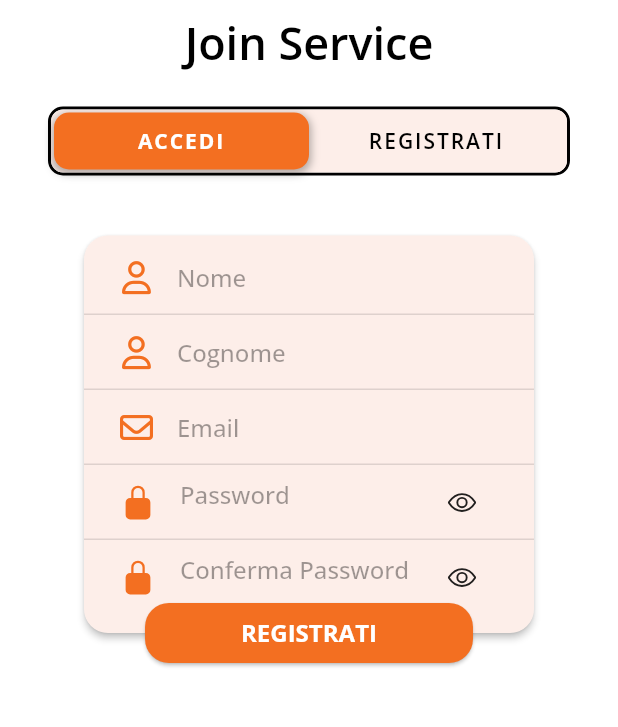
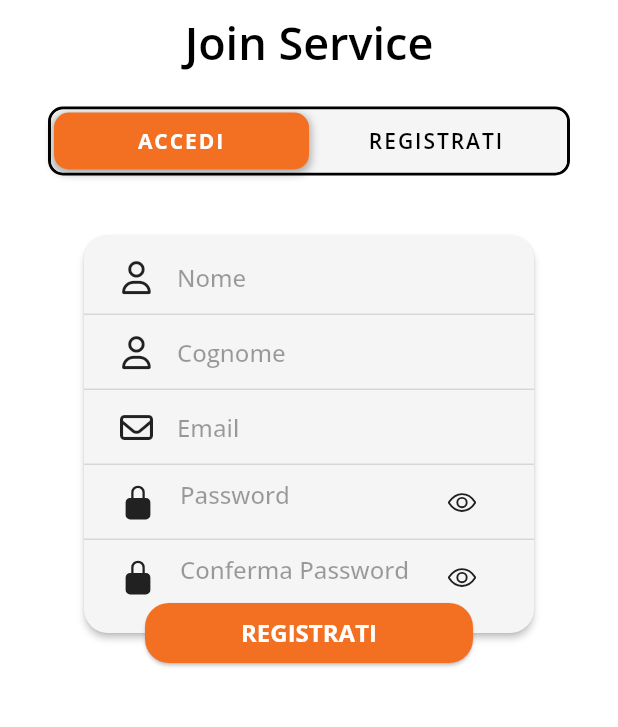
Before and after one commit to ilCatta/qualita, a Flutter app: the screen it shows after launch, swiped to page 2, on a phone screen of 412 x 824 dp, the part 225-952 px from its top. Run offline on Flutter 3.47's test engine with Material 2 defaults, Android fonts, the phone set to English and light mode, and no system bars; drawn by our look-alikes of auto_size_text, custom_sliding_segmented_control; our stand-ins replace adaptive_theme, dropdown_button2, eva_icons_flutter, font_awesome_flutter, go_router, ionicons; missing offline and left inert: mobile_scanner; project files that could hold a hidden picture were left out.

Commit message:
Login page up

```diff
--- a/lib/pages/login/login_page.dart
+++ b/lib/pages/login/login_page.dart
@@ -1,7 +1,6 @@
 import 'package:auto_size_text/auto_size_text.dart';
 import 'package:custom_sliding_segmented_control/custom_sliding_segmented_control.dart';
 import 'package:flutter/material.dart';
-import 'package:go_router/go_router.dart';
 import 'package:qualita/pages/login/login_accedi.dart';
 import 'package:qualita/pages/login/login_registrati.dart';
 
@@ -101,7 +100,7 @@ class _LoginPageState extends State<LoginPage> {
         height: 38,
         innerPadding: EdgeInsets.all(2),
         decoration: BoxDecoration(
-          color: Color(0xFFFDEEE9),
+          color: Colors.grey.shade100,
           borderRadius: BorderRadius.circular(8),
         ),
         thumbDecoration: BoxDecoration(
--- a/lib/pages/login/login_registrati.dart
+++ b/lib/pages/login/login_registrati.dart
@@ -51,8 +51,8 @@ class _LoginRegistratiState extends State<LoginRegistrati> {
         padding: EdgeInsets.only(bottom: 20.0),
         child: Card(
           elevation: 2,
-          color: Color(0xFFFDEEE9),
-          surfaceTintColor: Color(0xFFFDEEE9),
+          color: Colors.grey.shade100,
+          surfaceTintColor: Colors.grey.shade100,
           shape: RoundedRectangleBorder(borderRadius: BorderRadius.circular(16)),
           child: Container(
             padding: EdgeInsets.only(top: 3.0, bottom: 12.0),
@@ -84,7 +84,7 @@ class _LoginRegistratiState extends State<LoginRegistrati> {
           },
           keyboardType: TextInputType.text,
           textCapitalization: TextCapitalization.words,
-          style: const TextStyle(
+          style: TextStyle(
             color: Colors.black,
             fontSize: 16,
           ),
@@ -94,7 +94,7 @@ class _LoginRegistratiState extends State<LoginRegistrati> {
               hintStyle: TextStyle(fontSize: 16, color: Colors.black38),
               icon: Icon(
                 FontAwesomeIcons.user,
-                color: Color(0xFFF36F21),
+                color: Colors.black87,
                 size: 22,
               )),
         ),
@@ -119,7 +119,7 @@ class _LoginRegistratiState extends State<LoginRegistrati> {
               hintStyle: TextStyle(fontSize: 16, color: Colors.black38),
               icon: Icon(
                 FontAwesomeIcons.user,
-                color: Color(0xFFF36F21),
+                color: Colors.black87,
                 size: 22,
               )),
         ),
@@ -143,7 +143,7 @@ class _LoginRegistratiState extends State<LoginRegistrati> {
               hintStyle: TextStyle(fontSize: 16, color: Colors.black38),
               icon: Icon(
                 FontAwesomeIcons.envelope,
-                color: Color(0xFFF36F21),
+                color: Colors.black87,
                 size: 22,
               )),
         ),
@@ -167,7 +167,7 @@ class _LoginRegistratiState extends State<LoginRegistrati> {
               hintStyle: TextStyle(fontSize: 16, color: Colors.black38),
               icon: Icon(
                 Ionicons.lock_closed,
-                color: Color(0xFFF36F21),
+                color: Colors.black87,
                 size: 24,
               ),
               suffixIcon: GestureDetector(
@@ -204,7 +204,7 @@ class _LoginRegistratiState extends State<LoginRegistrati> {
               hintStyle: TextStyle(fontSize: 16, color: Colors.black38),
               icon: Icon(
                 Ionicons.lock_closed,
-                color: Color(0xFFF36F21),
+                color: Colors.black87,
                 size: 24,
               ),
               suffixIcon: GestureDetector(
```
Also changed, not shown: lib/pages/login/login_accedi.dart (+4 -4 lines).
